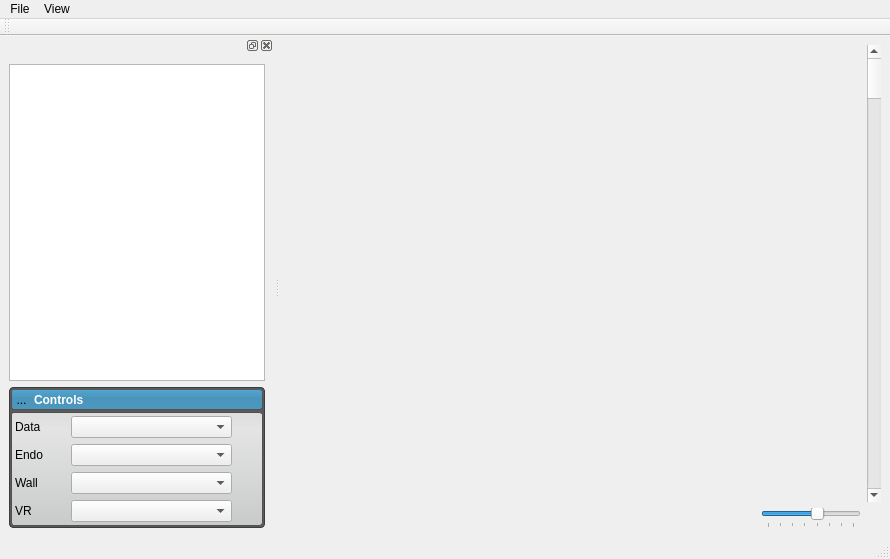
Above: src/Interface/ShapeWorksStudioApp.ui from SCIInstitute/ShapeWorks before the change. Below: the same form after it.
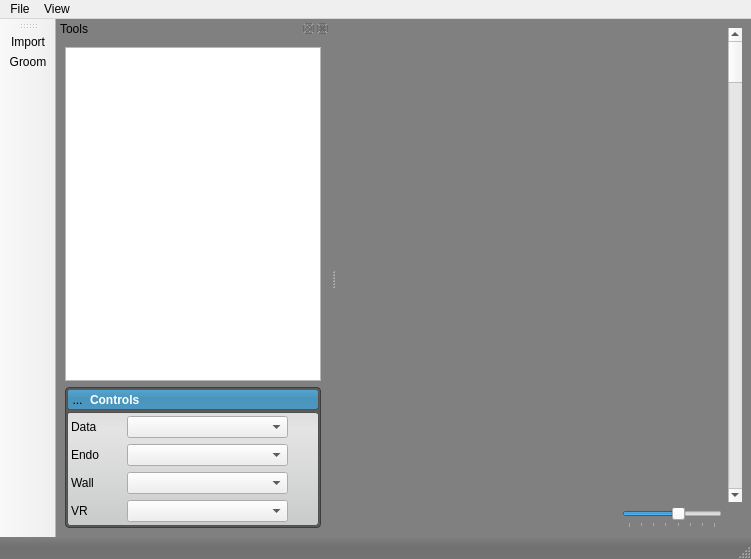
That is the form after the change. Icons and pictures are not drawn. Custom widgets are drawn as their Qt base class.

Diff of the .ui file:
```diff
--- a/src/Interface/ShapeWorksStudioApp.ui
+++ b/src/Interface/ShapeWorksStudioApp.ui
@@ -6,7 +6,7 @@
    <rect>
     <x>0</x>
     <y>0</y>
-    <width>890</width>
+    <width>751</width>
     <height>559</height>
    </rect>
   </property>
@@ -19,6 +19,45 @@
   </property>
   <property name="styleSheet">
    <string notr="true">
+/*
+ QToolBar {
+	background-color: qlineargradient(spread:pad, x1:0.5, y1:0, x2:0.5, y2:0.960227, stop:0 rgba(0, 0, 0, 0), stop:0.45 rgba(0, 0, 0, 30), stop:1 rgba(0, 0, 0, 25));
+}
+*/
+
+QToolBar {
+	background-color: white
+	border: grey
+}
+
+QStatusBar {
+	background-color: qlineargradient(spread:pad, x1:0.5, y1:0, x2:0.5, y2:0.960227, stop:0 rgba(0, 0, 0, 0), stop:0.45 rgba(0, 0, 0, 30), stop:1 rgba(0, 0, 0, 25));
+}
+
+QMainWindow {
+	background-color: grey
+}
+
+
+/*
+QMainWindow {background: qradialgradient(spread:pad, cx:0.9, cy:0.12, radius:0.5, fx:0.93, fy:0.07, stop:0 rgba(0, 92, 169, 255), stop:0.3 rgba(0, 92, 169, 255), stop:0.5 rgba(0, 92, 169, 80), stop:0.6 rgba(0, 92, 169, 30), stop:1 rgba(0, 92, 169, 0))}
+*/
+/*
+ QMainWindow {
+	background-color: rgba( 70, 0, 0, 0 );
+
+}
+*/
+
+/*
+QWidget {
+	background-color: qlineargradient(spread:pad, x1:0.5, y1:0, x2:0.5, y2:0.960227, stop:0 rgba(0, 0, 0, 0), stop:0.45 rgba(0, 0, 0, 30), stop:1 rgba(0, 0, 0, 25));
+}
+*/
+
+/*	background-color: red;
+*/
+
 
 /********************** DATA ***********************/
 
@@ -573,7 +612,7 @@
     <rect>
      <x>0</x>
      <y>0</y>
-     <width>890</width>
+     <width>751</width>
      <height>21</height>
     </rect>
    </property>
@@ -596,13 +635,22 @@
   </widget>
   <widget class="QStatusBar" name="statusbar"/>
   <widget class="QDockWidget" name="controlsDockWidget_2">
+   <property name="floating">
+    <bool>false</bool>
+   </property>
+   <property name="features">
+    <set>QDockWidget::AllDockWidgetFeatures</set>
+   </property>
+   <property name="windowTitle">
+    <string>Tools</string>
+   </property>
    <attribute name="dockWidgetArea">
     <number>1</number>
    </attribute>
    <widget class="QWidget" name="dockWidgetContents">
     <layout class="QVBoxLayout" name="verticalLayout">
      <item>
-      <widget class="QListWidget" name="listWidget"/>
+      <widget class="QTableWidget" name="tableWidget"/>
      </item>
      <item>
       <widget class="QWidget" name="layers_widget_" native="true">
@@ -794,12 +842,29 @@
    <property name="windowTitle">
     <string>toolBar</string>
    </property>
+   <property name="movable">
+    <bool>true</bool>
+   </property>
+   <property name="iconSize">
+    <size>
+     <width>42</width>
+     <height>42</height>
+    </size>
+   </property>
+   <property name="toolButtonStyle">
+    <enum>Qt::ToolButtonTextUnderIcon</enum>
+   </property>
+   <property name="floatable">
+    <bool>true</bool>
+   </property>
    <attribute name="toolBarArea">
-    <enum>TopToolBarArea</enum>
+    <enum>LeftToolBarArea</enum>
    </attribute>
    <attribute name="toolBarBreak">
     <bool>false</bool>
    </attribute>
+   <addaction name="actionImportMode"/>
+   <addaction name="actionGroom_Mode"/>
   </widget>
   <action name="actionQuit">
    <property name="text">
@@ -881,6 +946,30 @@
     <string>Ctrl+I</string>
    </property>
   </action>
+  <action name="actionGroom_Mode">
+   <property name="checkable">
+    <bool>true</bool>
+   </property>
+   <property name="icon">
+    <iconset resource="../Resources/ShapeWorksStudio.qrc">
+     <normaloff>:/Cifer/Images/studio.png</normaloff>:/Cifer/Images/studio.png</iconset>
+   </property>
+   <property name="text">
+    <string>Groom</string>
+   </property>
+  </action>
+  <action name="actionImportMode">
+   <property name="checkable">
+    <bool>true</bool>
+   </property>
+   <property name="icon">
+    <iconset resource="../Resources/ShapeWorksStudio.qrc">
+     <normaloff>:/Cifer/Images/studio.png</normaloff>:/Cifer/Images/studio.png</iconset>
+   </property>
+   <property name="text">
+    <string>Import</string>
+   </property>
+  </action>
  </widget>
  <customwidgets>
   <customwidget>
```
